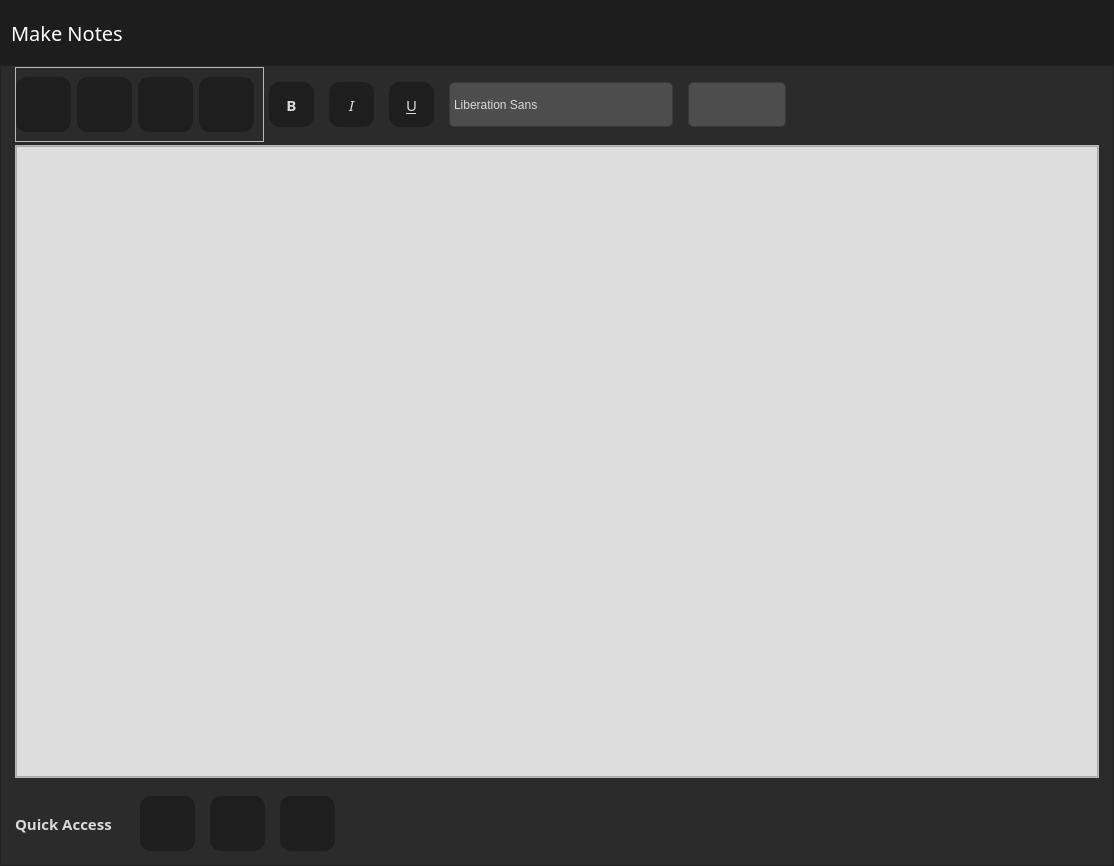
First picture: the form in App/UI/Bible Notes.ui, repository Christo77793/The-Living-Word, before the edit.
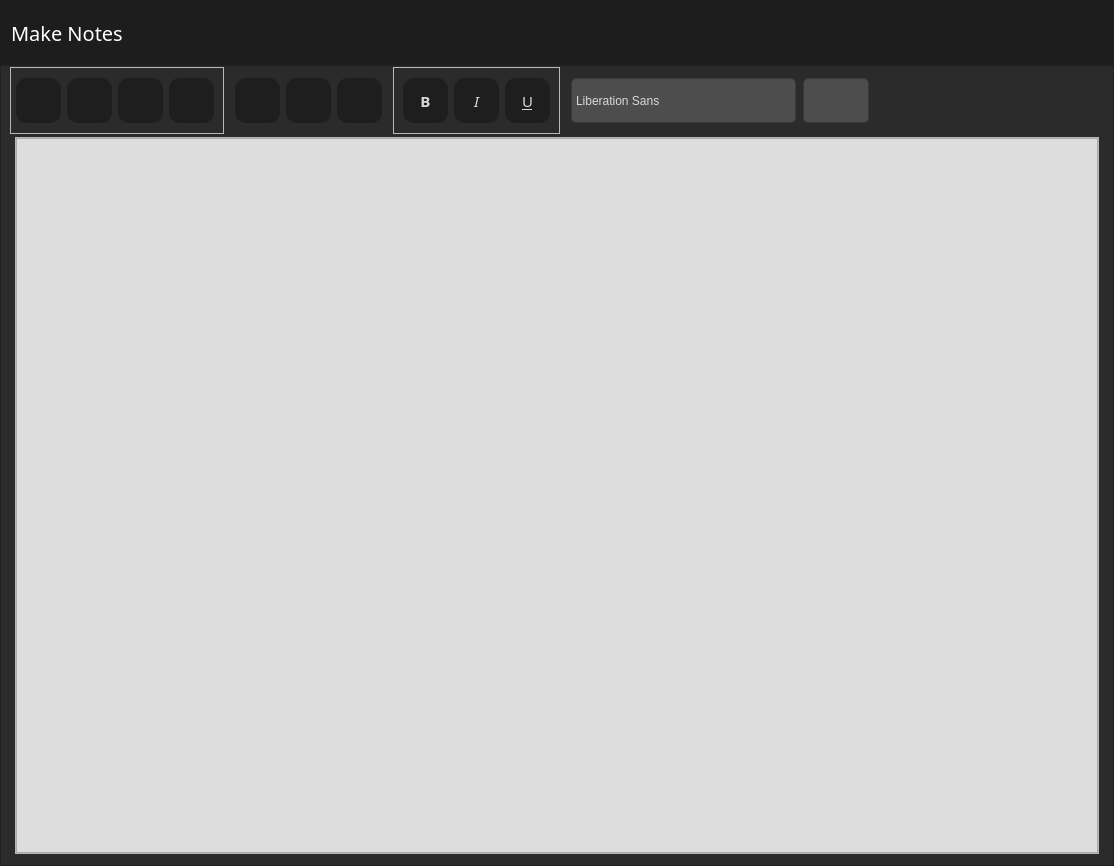
Second picture: the form after the edit. Icons and pictures are not drawn.

Commit message: UI has been improved on, slightly

Diff of the .ui file:
```diff
--- a/App/UI/Bible Notes.ui
+++ b/App/UI/Bible Notes.ui
@@ -242,7 +242,7 @@
         <number>9</number>
        </property>
        <property name="bottomMargin">
-        <number>9</number>
+        <number>11</number>
        </property>
        <item alignment="Qt::AlignLeft">
         <widget class="QFrame" name="text_format_frame">
@@ -268,10 +268,487 @@
 QPushButton:hover{
     border: 1px solid #3775f4;
 	background-color: rgb(25, 25, 25);
+}</string>
+         </property>
+         <property name="locale">
+          <locale language="English" country="Canada"/>
+         </property>
+         <property name="frameShape">
+          <enum>QFrame::NoFrame</enum>
+         </property>
+         <property name="frameShadow">
+          <enum>QFrame::Plain</enum>
+         </property>
+         <layout class="QHBoxLayout" name="horizontalLayout_4">
+          <property name="spacing">
+           <number>0</number>
+          </property>
+          <property name="leftMargin">
+           <number>0</number>
+          </property>
+          <property name="topMargin">
+           <number>0</number>
+          </property>
+          <property name="rightMargin">
+           <number>0</number>
+          </property>
+          <property name="bottomMargin">
+           <number>0</number>
+          </property>
+          <item>
+           <widget class="QFrame" name="file_action_frame">
+            <property name="styleSheet">
+             <string notr="true"/>
+            </property>
+            <property name="frameShape">
+             <enum>QFrame::StyledPanel</enum>
+            </property>
+            <property name="frameShadow">
+             <enum>QFrame::Raised</enum>
+            </property>
+            <layout class="QGridLayout" name="gridLayout_2">
+             <property name="leftMargin">
+              <number>5</number>
+             </property>
+             <item row="0" column="1">
+              <widget class="QPushButton" name="openButton">
+               <property name="minimumSize">
+                <size>
+                 <width>45</width>
+                 <height>45</height>
+                </size>
+               </property>
+               <property name="maximumSize">
+                <size>
+                 <width>45</width>
+                 <height>45</height>
+                </size>
+               </property>
+               <property name="toolTip">
+                <string>Open File</string>
+               </property>
+               <property name="text">
+                <string/>
+               </property>
+               <property name="icon">
+                <iconset>
+                 <normaloff>../Images/Buttons/open.png</normaloff>../Images/Buttons/open.png</iconset>
+               </property>
+               <property name="iconSize">
+                <size>
+                 <width>25</width>
+                 <height>25</height>
+                </size>
+               </property>
+              </widget>
+             </item>
+             <item row="0" column="0">
+              <widget class="QPushButton" name="newButton">
+               <property name="minimumSize">
+                <size>
+                 <width>45</width>
+                 <height>45</height>
+                </size>
+               </property>
+               <property name="maximumSize">
+                <size>
+                 <width>45</width>
+                 <height>45</height>
+                </size>
+               </property>
+               <property name="toolTip">
+                <string>New File</string>
+               </property>
+               <property name="text">
+                <string/>
+               </property>
+               <property name="icon">
+                <iconset>
+                 <normaloff>../Images/Buttons/new.png</normaloff>../Images/Buttons/new.png</iconset>
+               </property>
+               <property name="iconSize">
+                <size>
+                 <width>25</width>
+                 <height>25</height>
+                </size>
+               </property>
+              </widget>
+             </item>
+             <item row="0" column="2">
+              <widget class="QPushButton" name="saveButton">
+               <property name="minimumSize">
+                <size>
+                 <width>45</width>
+                 <height>45</height>
+                </size>
+               </property>
+               <property name="maximumSize">
+                <size>
+                 <width>45</width>
+                 <height>45</height>
+                </size>
+               </property>
+               <property name="toolTip">
+                <string>Save File</string>
+               </property>
+               <property name="text">
+                <string/>
+               </property>
+               <property name="icon">
+                <iconset>
+                 <normaloff>../Images/Buttons/save.png</normaloff>../Images/Buttons/save.png</iconset>
+               </property>
+               <property name="iconSize">
+                <size>
+                 <width>25</width>
+                 <height>25</height>
+                </size>
+               </property>
+              </widget>
+             </item>
+             <item row="0" column="3">
+              <widget class="QPushButton" name="saveAsButton">
+               <property name="minimumSize">
+                <size>
+                 <width>45</width>
+                 <height>45</height>
+                </size>
+               </property>
+               <property name="maximumSize">
+                <size>
+                 <width>45</width>
+                 <height>45</height>
+                </size>
+               </property>
+               <property name="toolTip">
+                <string>Save File As...</string>
+               </property>
+               <property name="text">
+                <string/>
+               </property>
+               <property name="icon">
+                <iconset>
+                 <normaloff>../Images/Buttons/save-as.png</normaloff>../Images/Buttons/save-as.png</iconset>
+               </property>
+               <property name="iconSize">
+                <size>
+                 <width>25</width>
+                 <height>25</height>
+                </size>
+               </property>
+              </widget>
+             </item>
+            </layout>
+           </widget>
+          </item>
+          <item>
+           <widget class="QFrame" name="quick_access_buttons">
+            <property name="minimumSize">
+             <size>
+              <width>0</width>
+              <height>0</height>
+             </size>
+            </property>
+            <property name="maximumSize">
+             <size>
+              <width>16777215</width>
+              <height>16777215</height>
+             </size>
+            </property>
+            <property name="styleSheet">
+             <string notr="true"/>
+            </property>
+            <property name="locale">
+             <locale language="English" country="Canada"/>
+            </property>
+            <property name="frameShape">
+             <enum>QFrame::NoFrame</enum>
+            </property>
+            <property name="frameShadow">
+             <enum>QFrame::Plain</enum>
+            </property>
+            <layout class="QGridLayout" name="gridLayout_3">
+             <property name="leftMargin">
+              <number>11</number>
+             </property>
+             <property name="topMargin">
+              <number>11</number>
+             </property>
+             <property name="rightMargin">
+              <number>11</number>
+             </property>
+             <property name="bottomMargin">
+              <number>11</number>
+             </property>
+             <item row="0" column="2">
+              <widget class="QPushButton" name="redoButton">
+               <property name="minimumSize">
+                <size>
+                 <width>45</width>
+                 <height>45</height>
+                </size>
+               </property>
+               <property name="maximumSize">
+                <size>
+                 <width>45</width>
+                 <height>45</height>
+                </size>
+               </property>
+               <property name="font">
+                <font>
+                 <family>Goudy Old Style</family>
+                 <pointsize>9</pointsize>
+                </font>
+               </property>
+               <property name="toolTip">
+                <string>Redo</string>
+               </property>
+               <property name="locale">
+                <locale language="English" country="Canada"/>
+               </property>
+               <property name="text">
+                <string/>
+               </property>
+               <property name="icon">
+                <iconset>
+                 <normaloff>../Images/Buttons/redo.png</normaloff>../Images/Buttons/redo.png</iconset>
+               </property>
+               <property name="iconSize">
+                <size>
+                 <width>20</width>
+                 <height>20</height>
+                </size>
+               </property>
+              </widget>
+             </item>
+             <item row="0" column="0">
+              <widget class="QPushButton" name="undoButton">
+               <property name="minimumSize">
+                <size>
+                 <width>45</width>
+                 <height>45</height>
+                </size>
+               </property>
+               <property name="maximumSize">
+                <size>
+                 <width>45</width>
+                 <height>45</height>
+                </size>
+               </property>
+               <property name="font">
+                <font>
+                 <family>Goudy Old Style</family>
+                 <pointsize>9</pointsize>
+                </font>
+               </property>
+               <property name="toolTip">
+                <string>Undo</string>
+               </property>
+               <property name="locale">
+                <locale language="English" country="Canada"/>
+               </property>
+               <property name="text">
+                <string/>
+               </property>
+               <property name="icon">
+                <iconset>
+                 <normaloff>../Images/Buttons/undo.png</normaloff>../Images/Buttons/undo.png</iconset>
+               </property>
+              </widget>
+             </item>
+             <item row="0" column="3">
+              <widget class="QPushButton" name="shareButton">
+               <property name="minimumSize">
+                <size>
+                 <width>45</width>
+                 <height>45</height>
+                </size>
+               </property>
+               <property name="maximumSize">
+                <size>
+                 <width>45</width>
+                 <height>45</height>
+                </size>
+               </property>
+               <property name="font">
+                <font>
+                 <family>Goudy Old Style</family>
+                 <pointsize>9</pointsize>
+                </font>
+               </property>
+               <property name="toolTip">
+                <string>Share</string>
+               </property>
+               <property name="locale">
+                <locale language="English" country="Canada"/>
+               </property>
+               <property name="text">
+                <string/>
+               </property>
+               <property name="icon">
+                <iconset>
+                 <normaloff>../Images/Buttons/share.png</normaloff>../Images/Buttons/share.png</iconset>
+               </property>
+              </widget>
+             </item>
+            </layout>
+           </widget>
+          </item>
+          <item>
+           <widget class="QFrame" name="text_action_buttons">
+            <property name="styleSheet">
+             <string notr="true"/>
+            </property>
+            <property name="frameShape">
+             <enum>QFrame::StyledPanel</enum>
+            </property>
+            <property name="frameShadow">
+             <enum>QFrame::Raised</enum>
+            </property>
+            <layout class="QGridLayout" name="gridLayout_4">
+             <item row="0" column="2">
+              <widget class="QPushButton" name="underlineButton">
+               <property name="minimumSize">
+                <size>
+                 <width>45</width>
+                 <height>45</height>
+                </size>
+               </property>
+               <property name="maximumSize">
+                <size>
+                 <width>45</width>
+                 <height>45</height>
+                </size>
+               </property>
+               <property name="font">
+                <font>
+                 <family>Goudy Old Style</family>
+                 <pointsize>11</pointsize>
+                 <underline>true</underline>
+                </font>
+               </property>
+               <property name="toolTip">
+                <string>Underline</string>
+               </property>
+               <property name="styleSheet">
+                <string notr="true">/*QPushButton{
+	background-color: rgba(171, 196, 255, 1);
 }
 
+QPushButton:hover{
+	background-color: rgb(163, 187, 243);
+}*/</string>
+               </property>
+               <property name="locale">
+                <locale language="English" country="Canada"/>
+               </property>
+               <property name="text">
+                <string>U</string>
+               </property>
+              </widget>
+             </item>
+             <item row="0" column="1">
+              <widget class="QPushButton" name="italicButton">
+               <property name="minimumSize">
+                <size>
+                 <width>45</width>
+                 <height>45</height>
+                </size>
+               </property>
+               <property name="maximumSize">
+                <size>
+                 <width>45</width>
+                 <height>45</height>
+                </size>
+               </property>
+               <property name="font">
+                <font>
+                 <family>Goudy Old Style</family>
+                 <pointsize>11</pointsize>
+                 <italic>true</italic>
+                </font>
+               </property>
+               <property name="toolTip">
+                <string>Italic</string>
+               </property>
+               <property name="styleSheet">
+                <string notr="true">/*QPushButton{
+	background-color: rgba(171, 196, 255, 1);
+}
 
-QComboBox, QFontComboBox
+QPushButton:hover{
+	background-color: rgb(163, 187, 243);
+}*/</string>
+               </property>
+               <property name="locale">
+                <locale language="English" country="Canada"/>
+               </property>
+               <property name="text">
+                <string>I</string>
+               </property>
+              </widget>
+             </item>
+             <item row="0" column="0">
+              <widget class="QPushButton" name="boldButton">
+               <property name="enabled">
+                <bool>true</bool>
+               </property>
+               <property name="minimumSize">
+                <size>
+                 <width>45</width>
+                 <height>45</height>
+                </size>
+               </property>
+               <property name="maximumSize">
+                <size>
+                 <width>45</width>
+                 <height>45</height>
+                </size>
+               </property>
+               <property name="font">
+                <font>
+                 <family>Goudy Old Style</family>
+                 <pointsize>11</pointsize>
+                 <weight>75</weight>
+                 <bold>true</bold>
+                </font>
+               </property>
+               <property name="toolTip">
+                <string>Bold</string>
+               </property>
+               <property name="styleSheet">
+                <string notr="true">/*QPushButton{
+	background-color: rgba(171, 196, 255, 1);
+}
+
+QPushButton:hover{
+	background-color: rgb(163, 187, 243);
+}*/</string>
+               </property>
+               <property name="locale">
+                <locale language="English" country="Canada"/>
+               </property>
+               <property name="text">
+                <string>B</string>
+               </property>
+              </widget>
+             </item>
+            </layout>
+           </widget>
+          </item>
+          <item>
+           <widget class="QFrame" name="text_format_buttons">
+            <property name="maximumSize">
+             <size>
+              <width>16777215</width>
+              <height>200</height>
+             </size>
+            </property>
+            <property name="layoutDirection">
+             <enum>Qt::LeftToRight</enum>
+            </property>
+            <property name="styleSheet">
+             <string notr="true">QComboBox, QFontComboBox
 {
     selection-background-color: rgb(77, 77, 77);;
 	background-color: rgb(77, 77, 77);
@@ -280,7 +757,6 @@
     border: 1px solid #3A3939;
     border-radius: 5px;
     padding: 2px;
-    min-width: 75px;
 }
 
 QComboBox:hover, 
@@ -310,14 +786,7 @@
 QComboBox::drop-down,
 QFontComboBox::drop-down
 {
-    subcontrol-origin: padding;
-    subcontrol-position: top right;
-    width: 15px;
-    border-left-width: 0px;
-    border-left-color: darkgray;
-    border-left-style: solid;
-    border-top-right-radius: 3px;
-    border-bottom-right-radius: 3px;
+    border: 0px;*
 }
 
 QScrollBar:vertical {
@@ -375,200 +844,6 @@
 QScrollBar::add-page:vertical, QScrollBar::sub-page:vertical {
     background: none;
 }</string>
-         </property>
-         <property name="locale">
-          <locale language="English" country="Canada"/>
-         </property>
-         <property name="frameShape">
-          <enum>QFrame::NoFrame</enum>
-         </property>
-         <property name="frameShadow">
-          <enum>QFrame::Plain</enum>
-         </property>
-         <layout class="QHBoxLayout" name="horizontalLayout_4">
-          <property name="spacing">
-           <number>0</number>
-          </property>
-          <property name="leftMargin">
-           <number>5</number>
-          </property>
-          <property name="topMargin">
-           <number>0</number>
-          </property>
-          <property name="rightMargin">
-           <number>0</number>
-          </property>
-          <property name="bottomMargin">
-           <number>0</number>
-          </property>
-          <item alignment="Qt::AlignLeft">
-           <widget class="QFrame" name="file_action_frame">
-            <property name="styleSheet">
-             <string notr="true">QPushButton{
-	background-color: rgb(30, 30, 30);
-	color: rgb(217, 217, 217);
-	border-radius: 11px;
-}
-
-QPushButton:hover{
-    border: 1px solid #3775f4;
-	background-color: rgb(25, 25, 25);
-}</string>
-            </property>
-            <property name="frameShape">
-             <enum>QFrame::StyledPanel</enum>
-            </property>
-            <property name="frameShadow">
-             <enum>QFrame::Raised</enum>
-            </property>
-            <layout class="QGridLayout" name="gridLayout_2">
-             <property name="leftMargin">
-              <number>0</number>
-             </property>
-             <item row="0" column="0">
-              <widget class="QPushButton" name="newButton">
-               <property name="minimumSize">
-                <size>
-                 <width>55</width>
-                 <height>55</height>
-                </size>
-               </property>
-               <property name="maximumSize">
-                <size>
-                 <width>55</width>
-                 <height>55</height>
-                </size>
-               </property>
-               <property name="toolTip">
-                <string>New File</string>
-               </property>
-               <property name="text">
-                <string/>
-               </property>
-               <property name="icon">
-                <iconset>
-                 <normaloff>../Images/Buttons/new.png</normaloff>../Images/Buttons/new.png</iconset>
-               </property>
-               <property name="iconSize">
-                <size>
-                 <width>25</width>
-                 <height>25</height>
-                </size>
-               </property>
-              </widget>
-             </item>
-             <item row="0" column="1">
-              <widget class="QPushButton" name="openButton">
-               <property name="minimumSize">
-                <size>
-                 <width>55</width>
-                 <height>55</height>
-                </size>
-               </property>
-               <property name="maximumSize">
-                <size>
-                 <width>55</width>
-                 <height>55</height>
-                </size>
-               </property>
-               <property name="toolTip">
-                <string>Open File</string>
-               </property>
-               <property name="text">
-                <string/>
-               </property>
-               <property name="icon">
-                <iconset>
-                 <normaloff>../Images/Buttons/open.png</normaloff>../Images/Buttons/open.png</iconset>
-               </property>
-               <property name="iconSize">
-                <size>
-                 <width>25</width>
-                 <height>25</height>
-                </size>
-               </property>
-              </widget>
-             </item>
-             <item row="0" column="2">
-              <widget class="QPushButton" name="saveButton">
-               <property name="minimumSize">
-                <size>
-                 <width>55</width>
-                 <height>55</height>
-                </size>
-               </property>
-               <property name="maximumSize">
-                <size>
-                 <width>55</width>
-                 <height>55</height>
-                </size>
-               </property>
-               <property name="toolTip">
-                <string>Save File</string>
-               </property>
-               <property name="text">
-                <string/>
-               </property>
-               <property name="icon">
-                <iconset>
-                 <normaloff>../Images/Buttons/save.png</normaloff>../Images/Buttons/save.png</iconset>
-               </property>
-               <property name="iconSize">
-                <size>
-                 <width>25</width>
-                 <height>25</height>
-                </size>
-               </property>
-              </widget>
-             </item>
-             <item row="0" column="3">
-              <widget class="QPushButton" name="saveAsButton">
-               <property name="minimumSize">
-                <size>
-                 <width>55</width>
-                 <height>55</height>
-                </size>
-               </property>
-               <property name="maximumSize">
-                <size>
-                 <width>55</width>
-                 <height>55</height>
-                </size>
-               </property>
-               <property name="toolTip">
-                <string>Save File As...</string>
-               </property>
-               <property name="text">
-                <string/>
-               </property>
-               <property name="icon">
-                <iconset>
-                 <normaloff>../Images/Buttons/save-as.png</normaloff>../Images/Buttons/save-as.png</iconset>
-               </property>
-               <property name="iconSize">
-                <size>
-                 <width>25</width>
-                 <height>25</height>
-                </size>
-               </property>
-              </widget>
-             </item>
-            </layout>
-           </widget>
-          </item>
-          <item alignment="Qt::AlignTop">
-           <widget class="QFrame" name="frame_5">
-            <property name="maximumSize">
-             <size>
-              <width>16777215</width>
-              <height>200</height>
-             </size>
-            </property>
-            <property name="layoutDirection">
-             <enum>Qt::LeftToRight</enum>
-            </property>
-            <property name="styleSheet">
-             <string notr="true"/>
             </property>
             <property name="locale">
              <locale language="English" country="Canada"/>
@@ -581,10 +856,10 @@
             </property>
             <layout class="QGridLayout" name="gridLayout">
              <property name="leftMargin">
-              <number>5</number>
+              <number>11</number>
              </property>
              <property name="topMargin">
-              <number>15</number>
+              <number>5</number>
              </property>
              <property name="rightMargin">
               <number>5</number>
@@ -592,169 +867,39 @@
              <property name="bottomMargin">
               <number>5</number>
              </property>
-             <property name="horizontalSpacing">
-              <number>15</number>
+             <property name="spacing">
+              <number>7</number>
              </property>
-             <property name="verticalSpacing">
-              <number>5</number>
-             </property>
-             <item row="0" column="2">
-              <widget class="QPushButton" name="boldButton">
-               <property name="enabled">
-                <bool>true</bool>
-               </property>
-               <property name="minimumSize">
-                <size>
-                 <width>45</width>
-                 <height>45</height>
-                </size>
-               </property>
-               <property name="maximumSize">
-                <size>
-                 <width>45</width>
-                 <height>45</height>
-                </size>
-               </property>
-               <property name="font">
-                <font>
-                 <family>Goudy Old Style</family>
-                 <pointsize>11</pointsize>
-                 <weight>75</weight>
-                 <bold>true</bold>
-                </font>
-               </property>
-               <property name="toolTip">
-                <string>Bold</string>
-               </property>
-               <property name="styleSheet">
-                <string notr="true">/*QPushButton{
-	background-color: rgba(171, 196, 255, 1);
-}
-
-QPushButton:hover{
-	background-color: rgb(163, 187, 243);
-}*/</string>
-               </property>
-               <property name="locale">
-                <locale language="English" country="Canada"/>
-               </property>
-               <property name="text">
-                <string>B</string>
-               </property>
-              </widget>
-             </item>
-             <item row="0" column="6">
-              <widget class="QFontComboBox" name="changeFontButton">
-               <property name="minimumSize">
-                <size>
-                 <width>81</width>
-                 <height>45</height>
-                </size>
-               </property>
-               <property name="maximumSize">
-                <size>
-                 <width>16777215</width>
-                 <height>45</height>
-                </size>
-               </property>
-               <property name="font">
-                <font>
-                 <family>MS Shell Dlg 2</family>
-                 <pointsize>9</pointsize>
-                </font>
-               </property>
-               <property name="locale">
-                <locale language="English" country="Canada"/>
-               </property>
-              </widget>
-             </item>
              <item row="0" column="4">
-              <widget class="QPushButton" name="underlineButton">
-               <property name="minimumSize">
-                <size>
-                 <width>45</width>
-                 <height>45</height>
-                </size>
-               </property>
-               <property name="maximumSize">
-                <size>
-                 <width>45</width>
-                 <height>45</height>
-                </size>
-               </property>
-               <property name="font">
-                <font>
-                 <family>Goudy Old Style</family>
-                 <pointsize>11</pointsize>
-                 <underline>true</underline>
-                </font>
-               </property>
-               <property name="toolTip">
-                <string>Underline</string>
-               </property>
-               <property name="styleSheet">
-                <string notr="true">/*QPushButton{
-	background-color: rgba(171, 196, 255, 1);
-}
-
-QPushButton:hover{
-	background-color: rgb(163, 187, 243);
-}*/</string>
-               </property>
-               <property name="locale">
-                <locale language="English" country="Canada"/>
-               </property>
-               <property name="text">
-                <string>U</string>
-               </property>
-              </widget>
-             </item>
-             <item row="0" column="3">
-              <widget class="QPushButton" name="italicButton">
-               <property name="minimumSize">
-                <size>
-                 <width>45</width>
-                 <height>45</height>
-                </size>
-               </property>
-               <property name="maximumSize">
-                <size>
-                 <width>45</width>
-                 <height>45</height>
-                </size>
-               </property>
-               <property name="font">
-                <font>
-                 <family>Goudy Old Style</family>
-                 <pointsize>11</pointsize>
-                 <italic>true</italic>
-                </font>
-               </property>
-               <property name="toolTip">
-                <string>Italic</string>
-               </property>
-               <property name="styleSheet">
-                <string notr="true">/*QPushButton{
-	background-color: rgba(171, 196, 255, 1);
-}
-
-QPushButton:hover{
-	background-color: rgb(163, 187, 243);
-}*/</string>
-               </property>
-               <property name="locale">
-                <locale language="English" country="Canada"/>
-               </property>
-               <property name="text">
-                <string>I</string>
-               </property>
-              </widget>
-             </item>
-             <item row="0" column="7">
               <widget class="QComboBox" name="changeFontSizeButton">
                <property name="minimumSize">
                 <size>
-                 <width>81</width>
+                 <width>0</width>
+                 <height>45</height>
+                </size>
+               </property>
+               <property name="maximumSize">
+                <size>
+                 <width>16777215</width>
+                 <height>45</height>
+                </size>
+               </property>
+               <property name="font">
+                <font>
+                 <family>MS Shell Dlg 2</family>
+                 <pointsize>9</pointsize>
+                </font>
+               </property>
+               <property name="locale">
+                <locale language="English" country="Canada"/>
+               </property>
+              </widget>
+             </item>
+             <item row="0" column="3">
+              <widget class="QFontComboBox" name="changeFontButton">
+               <property name="minimumSize">
+                <size>
+                 <width>0</width>
                  <height>45</height>
                 </size>
                </property>
@@ -831,7 +976,7 @@
                <x>0</x>
                <y>0</y>
                <width>1082</width>
-               <height>627</height>
+               <height>713</height>
               </rect>
              </property>
              <layout class="QHBoxLayout" name="horizontalLayout">
@@ -859,7 +1004,65 @@
                  </font>
                 </property>
                 <property name="styleSheet">
-                 <string notr="true">background-color: rgb(221, 221, 221);</string>
+                 <string notr="true">*{
+	background-color: rgb(221, 221, 221);
+}
+
+QScrollBar:vertical {
+	background-color: rgb(29, 29, 29);
+    width: 15px;
+    margin: 15px 3px 15px 3px;
+    border: 1px transparent #2A2929;
+    border-radius: 4px;
+}
+
+QScrollBar::handle:vertical {
+	background-color: rgb(57, 192, 254);
+    min-height: 7px;
+    border-radius: 4px;
+}
+
+QScrollBar::sub-line:vertical {
+    margin: 3px 0px 3px 0px;
+    border-image: url(:/dark_blue/img/up_arrow_disabled.png);
+    height: 0px;
+    width: 0px;
+    subcontrol-position: top;
+    subcontrol-origin: margin;
+}
+
+QScrollBar::add-line:vertical {
+	border-image: url(:/dark_blue/img/down_arrow_disabled.png);
+    margin: 3px 0px 3px 0px;
+    height: 10px;
+    width: 10px;
+    subcontrol-position: bottom;
+    subcontrol-origin: margin;
+}
+
+QScrollBar::sub-line:vertical:hover, QScrollBar::sub-line:vertical:on {
+    border-image: url(:/dark_blue/img/up_arrow.png);
+    height: 10px;
+    width: 10px;
+    subcontrol-position: top;
+    subcontrol-origin: margin;
+}
+
+QScrollBar::add-line:vertical:hover, QScrollBar::add-line:vertical:on {
+    border-image: url(:/dark_blue/img/down_arrow.png);
+    height: 10px;
+    width: 10px;
+    subcontrol-position: bottom;
+    subcontrol-origin: margin;
+}
+
+QScrollBar::up-arrow:vertical, QScrollBar::down-arrow:vertical {
+    background: none;
+}
+
+QScrollBar::add-page:vertical, QScrollBar::sub-page:vertical {
+    background: none;
+}</string>
                 </property>
                 <property name="locale">
                  <locale language="English" country="Canada"/>
@@ -873,231 +1076,6 @@
          </layout>
         </widget>
        </item>
-       <item alignment="Qt::AlignLeft">
-        <widget class="QFrame" name="quick_access_frame">
-         <property name="maximumSize">
-          <size>
-           <width>16777215</width>
-           <height>95</height>
-          </size>
-         </property>
-         <property name="styleSheet">
-          <string notr="true"/>
-         </property>
-         <property name="locale">
-          <locale language="English" country="Canada"/>
-         </property>
-         <property name="frameShape">
-          <enum>QFrame::NoFrame</enum>
-         </property>
-         <property name="frameShadow">
-          <enum>QFrame::Plain</enum>
-         </property>
-         <layout class="QHBoxLayout" name="horizontalLayout_3">
-          <property name="spacing">
-           <number>25</number>
-          </property>
-          <property name="leftMargin">
-           <number>5</number>
-          </property>
-          <property name="topMargin">
-           <number>10</number>
-          </property>
-          <property name="rightMargin">
-           <number>5</number>
-          </property>
-          <property name="bottomMargin">
-           <number>0</number>
-          </property>
-          <item>
-           <widget class="QLabel" name="label">
-            <property name="font">
-             <font>
-              <family>Goudy Old Style</family>
-              <pointsize>11</pointsize>
-              <weight>75</weight>
-              <bold>true</bold>
-             </font>
-            </property>
-            <property name="styleSheet">
-             <string notr="true">color: rgb(217, 217, 217);</string>
-            </property>
-            <property name="locale">
-             <locale language="English" country="Canada"/>
-            </property>
-            <property name="text">
-             <string>Quick Access</string>
-            </property>
-           </widget>
-          </item>
-          <item>
-           <widget class="QFrame" name="frame">
-            <property name="minimumSize">
-             <size>
-              <width>0</width>
-              <height>65</height>
-             </size>
-            </property>
-            <property name="maximumSize">
-             <size>
-              <width>16777215</width>
-              <height>65</height>
-             </size>
-            </property>
-            <property name="styleSheet">
-             <string notr="true">QPushButton{
-	background-color: rgb(30, 30, 30);
-	color: rgb(217, 217, 217);
-	border-radius: 11px;
-}
-
-QPushButton:hover{
-    border: 1px solid #3775f4;
-	background-color: rgb(25, 25, 25);
-}</string>
-            </property>
-            <property name="locale">
-             <locale language="English" country="Canada"/>
-            </property>
-            <property name="frameShape">
-             <enum>QFrame::NoFrame</enum>
-            </property>
-            <property name="frameShadow">
-             <enum>QFrame::Plain</enum>
-            </property>
-            <layout class="QHBoxLayout" name="horizontalLayout_2">
-             <property name="spacing">
-              <number>15</number>
-             </property>
-             <property name="leftMargin">
-              <number>3</number>
-             </property>
-             <property name="topMargin">
-              <number>3</number>
-             </property>
-             <property name="rightMargin">
-              <number>3</number>
-             </property>
-             <property name="bottomMargin">
-              <number>3</number>
-             </property>
-             <item>
-              <widget class="QPushButton" name="undoButton">
-               <property name="minimumSize">
-                <size>
-                 <width>55</width>
-                 <height>55</height>
-                </size>
-               </property>
-               <property name="maximumSize">
-                <size>
-                 <width>55</width>
-                 <height>55</height>
-                </size>
-               </property>
-               <property name="font">
-                <font>
-                 <family>Goudy Old Style</family>
-                 <pointsize>9</pointsize>
-                </font>
-               </property>
-               <property name="toolTip">
-                <string>Undo</string>
-               </property>
-               <property name="locale">
-                <locale language="English" country="Canada"/>
-               </property>
-               <property name="text">
-                <string/>
-               </property>
-               <property name="icon">
-                <iconset>
-                 <normaloff>../Images/Buttons/undo.png</normaloff>../Images/Buttons/undo.png</iconset>
-               </property>
-              </widget>
-             </item>
-             <item>
-              <widget class="QPushButton" name="shareButton">
-               <property name="minimumSize">
-                <size>
-                 <width>55</width>
-                 <height>55</height>
-                </size>
-               </property>
-               <property name="maximumSize">
-                <size>
-                 <width>55</width>
-                 <height>55</height>
-                </size>
-               </property>
-               <property name="font">
-                <font>
-                 <family>Goudy Old Style</family>
-                 <pointsize>9</pointsize>
-                </font>
-               </property>
-               <property name="toolTip">
-                <string>Share</string>
-               </property>
-               <property name="locale">
-                <locale language="English" country="Canada"/>
-               </property>
-               <property name="text">
-                <string/>
-               </property>
-               <property name="icon">
-                <iconset>
-                 <normaloff>../Images/Buttons/share.png</normaloff>../Images/Buttons/share.png</iconset>
-               </property>
-              </widget>
-             </item>
-             <item>
-              <widget class="QPushButton" name="redoButton">
-               <property name="minimumSize">
-                <size>
-                 <width>55</width>
-                 <height>55</height>
-                </size>
-               </property>
-               <property name="maximumSize">
-                <size>
-                 <width>55</width>
-                 <height>55</height>
-                </size>
-               </property>
-               <property name="font">
-                <font>
-                 <family>Goudy Old Style</family>
-                 <pointsize>9</pointsize>
-                </font>
-               </property>
-               <property name="toolTip">
-                <string>Redo</string>
-               </property>
-               <property name="locale">
-                <locale language="English" country="Canada"/>
-               </property>
-               <property name="text">
-                <string/>
-               </property>
-               <property name="icon">
-                <iconset>
-                 <normaloff>../Images/Buttons/redo.png</normaloff>../Images/Buttons/redo.png</iconset>
-               </property>
-               <property name="iconSize">
-                <size>
-                 <width>20</width>
-                 <height>20</height>
-                </size>
-               </property>
-              </widget>
-             </item>
-            </layout>
-           </widget>
-          </item>
-         </layout>
-        </widget>
-       </item>
       </layout>
      </widget>
     </item>
```
Left out of the diff: 4 changed lines with no effect on the pictures. The commit also changes 1 other file.
